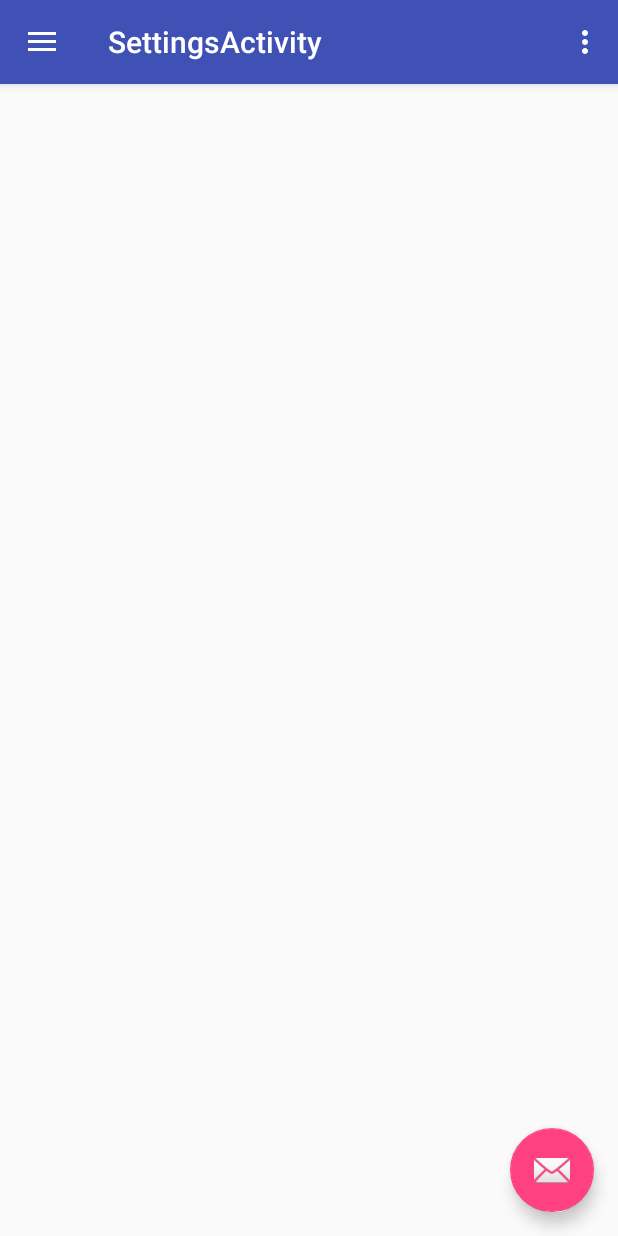
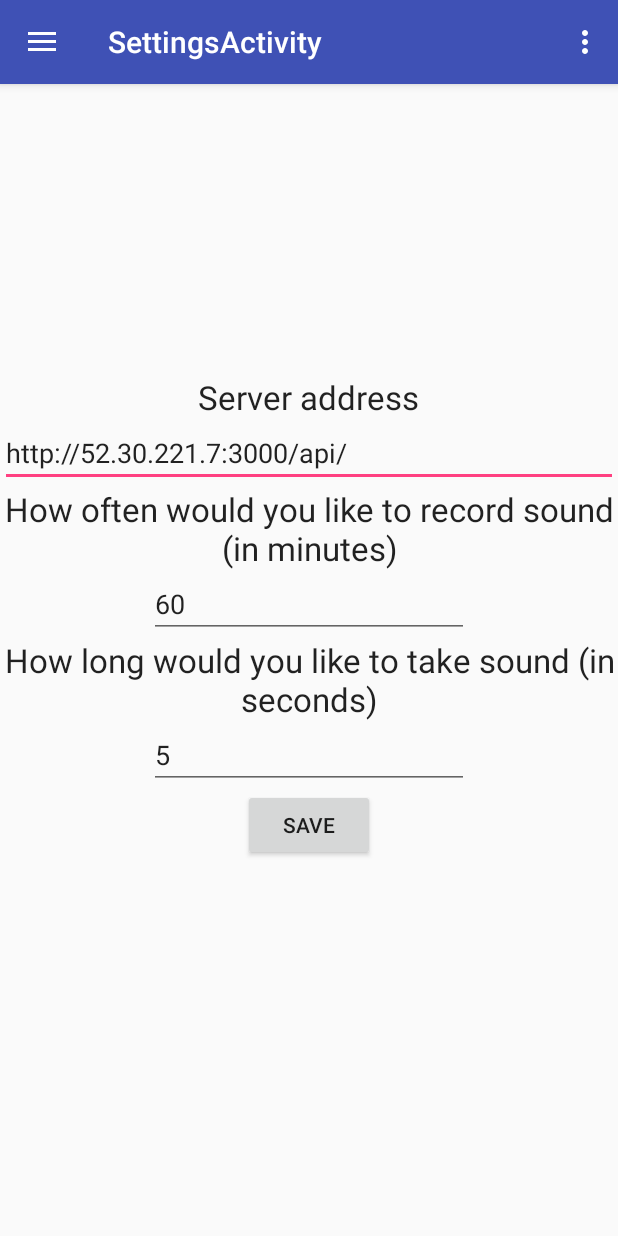
Before and after one commit to JureMalovrh/M7019E-project, an Android app: the SettingsActivity screen opened directly, with no data from a screen before it, on a phone screen of 412 x 824 dp. Run offline under Robolectric (Android 15) with nearby library versions, the phone set to English and light mode, and no system bars.

Commit message:
Settings activity

```diff
--- a/app/src/main/java/se/ltu/erasmus/time_attandance/MainActivity.java
+++ b/app/src/main/java/se/ltu/erasmus/time_attandance/MainActivity.java
@@ -1,7 +1,9 @@
 package se.ltu.erasmus.time_attandance;
 
+import android.app.AlarmManager;
 import android.app.Fragment;
 import android.app.FragmentManager;
+import android.app.PendingIntent;
 import android.content.Context;
 import android.content.Intent;
 import android.location.SettingInjectorService;
@@ -46,6 +48,7 @@ import java.net.HttpURLConnection;
 import java.net.MalformedURLException;
 import java.net.ProtocolException;
 import java.net.URL;
+import java.util.Calendar;
 import java.util.HashMap;
 import java.util.Locale;
 
@@ -108,6 +111,12 @@ public class MainActivity extends AppCompatActivity implements NavigationView.On
 
         getLastBooking();
 
+        Intent intent = new Intent(this, RawSoundRecordingActivity.class);
+        intent.putExtra("id", helper.getId());
+        PendingIntent sender = PendingIntent.getBroadcast(this, 0, intent, PendingIntent.FLAG_UPDATE_CURRENT);
+        AlarmManager am = (AlarmManager) this.getSystemService(Context.ALARM_SERVICE);
+        long recurring = (30 * 60000);  // in milliseconds
+        am.setRepeating(AlarmManager.RTC, Calendar.getInstance().getTimeInMillis(), recurring, sender);
 
 
     }
@@ -173,7 +182,8 @@ public class MainActivity extends AppCompatActivity implements NavigationView.On
             Intent intent = new Intent(this, NewClockingActivity.class);
             startActivity(intent);
         } else if (id == R.id.nav_settings) {
-
+            Intent intent = new Intent(this, SettingsActivity.class);
+            startActivity(intent);
         } else if (id == R.id.nav_backup) {
             Intent intent = new Intent(this, BackupActivity.class);
             startActivity(intent);
--- /dev/null
+++ b/app/src/main/java/se/ltu/erasmus/time_attandance/RecordSoundReceiver.java
@@ -0,0 +1,19 @@
+package se.ltu.erasmus.time_attandance;
+
+import android.content.BroadcastReceiver;
+import android.content.Context;
+import android.content.Intent;
+
+/**
+ * Created by Jure on 23.5.2016.
+ */
+public class RecordSoundReceiver  extends BroadcastReceiver {
+        @Override
+        public void onReceive(Context context, Intent intent ) {
+            String id = intent.getStringExtra("id");
+            Intent i = new Intent(context, RawSoundRecordingActivity.class);
+            i.putExtra("id", id);
+
+
+        }
+    }
--- a/app/src/main/java/se/ltu/erasmus/time_attandance/SettingsActivity.java
+++ b/app/src/main/java/se/ltu/erasmus/time_attandance/SettingsActivity.java
@@ -1,9 +1,12 @@
 package se.ltu.erasmus.time_attandance;
 
+import android.content.Context;
 import android.content.Intent;
+import android.content.SharedPreferences;
 import android.os.Bundle;
 import android.support.design.widget.FloatingActionButton;
 import android.support.design.widget.Snackbar;
+import android.support.v7.widget.ThemedSpinnerAdapter;
 import android.view.View;
 import android.support.design.widget.NavigationView;
 import android.support.v4.view.GravityCompat;
@@ -13,10 +16,15 @@ import android.support.v7.app.AppCompatActivity;
 import android.support.v7.widget.Toolbar;
 import android.view.Menu;
 import android.view.MenuItem;
+import android.widget.EditText;
 
 public class SettingsActivity extends AppCompatActivity
         implements NavigationView.OnNavigationItemSelectedListener {
 
+    EditText time_recording;
+    EditText time_occurance;
+    EditText server;
+    UserHelper helper;
     @Override
     protected void onCreate(Bundle savedInstanceState) {
         super.onCreate(savedInstanceState);
@@ -24,14 +32,7 @@ public class SettingsActivity extends AppCompatActivity
         Toolbar toolbar = (Toolbar) findViewById(R.id.toolbar);
         setSupportActionBar(toolbar);
 
-        FloatingActionButton fab = (FloatingActionButton) findViewById(R.id.fab);
-        fab.setOnClickListener(new View.OnClickListener() {
-            @Override
-            public void onClick(View view) {
-                Snackbar.make(view, "Replace with your own action", Snackbar.LENGTH_LONG)
-                        .setAction("Action", null).show();
-            }
-        });
+        helper = (UserHelper) getApplicationContext();
 
         DrawerLayout drawer = (DrawerLayout) findViewById(R.id.drawer_layout);
         ActionBarDrawerToggle toggle = new ActionBarDrawerToggle(
@@ -41,6 +42,18 @@ public class SettingsActivity extends AppCompatActivity
 
         NavigationView navigationView = (NavigationView) findViewById(R.id.nav_view);
         navigationView.setNavigationItemSelectedListener(this);
+
+        time_recording = (EditText) findViewById(R.id.seconds_recording);
+        time_occurance = (EditText) findViewById(R.id.time_notification);
+        server = (EditText) findViewById(R.id.server_address_tw);
+        server.setText(helper.getServer());
+
+        SharedPreferences sharedPref = this.getPreferences(Context.MODE_PRIVATE);
+        int seconds = sharedPref.getInt(getString(R.string.time_recording_seconds), helper.LENGTH_SOUND_RECORDING);
+        int minutes = sharedPref.getInt(getString(R.string.time_notification_minutes), helper.SOUND_RECORDING_OCCURANCES);
+
+        time_recording.setText(seconds+"");
+        time_occurance.setText(minutes+"");
     }
 
     @Override
@@ -86,21 +99,7 @@ public class SettingsActivity extends AppCompatActivity
         else if (id == R.id.nav_all_bookings) {
             Intent intent = new Intent(this, AllBookingsActivity.class);
             startActivity(intent);
-
-
         } else if (id == R.id.nav_clocking) {
-
-            /*AudioManager audioManager = (AudioManager)getSystemService(Context.AUDIO_SERVICE);
-            float curVolume = audioManager.getStreamVolume(AudioManager.STREAM_MUSIC);
-            float maxVolume = audioManager.getStreamMaxVolume(AudioManager.STREAM_MUSIC);
-            float leftVolume = curVolume/maxVolume;
-            float rightVolume = curVolume/maxVolume;
-            int priority = 1;
-            int no_loop = 0;
-            float normal_playback_rate = 1f;
-            soundPool.play(soundPool.load(this, SoundEffectConstants.CLICK, 1), leftVolume, rightVolume, priority, no_loop, normal_playback_rate);*/
-
-
             Intent intent = new Intent(this, NewClockingActivity.class);
             startActivity(intent);
         } else if (id == R.id.nav_settings) {
@@ -115,4 +114,16 @@ public class SettingsActivity extends AppCompatActivity
         drawer.closeDrawer(GravityCompat.START);
         return true;
     }
+
+    public void saveSettings(View v) {
+        SharedPreferences sharedPref = this.getPreferences(Context.MODE_PRIVATE);
+        SharedPreferences.Editor editor = sharedPref.edit();
+        int seconds_rec = Integer.parseInt(time_recording.getText().toString());
+        int notif_occ = Integer.parseInt(time_occurance.getText().toString());
+        editor.putInt(getString(R.string.time_recording_seconds), seconds_rec);
+        editor.putInt(getString(R.string.time_notification_minutes), notif_occ);
+        editor.commit();
+        Intent intent = new Intent(this, MainActivity.class);
+        startActivity(intent);
+    }
 }
--- a/app/src/main/java/se/ltu/erasmus/time_attandance/UserHelper.java
+++ b/app/src/main/java/se/ltu/erasmus/time_attandance/UserHelper.java
@@ -6,6 +6,17 @@ import android.app.Application;
  * Created by Jure on 21.5.2016.
  */
 public class UserHelper extends Application{
+
+    public int LENGTH_SOUND_RECORDING = 5;
+    public int SOUND_RECORDING_OCCURANCES = 60;
+    public String getServer() {
+        return server;
+    }
+
+    public void setServer(String server) {
+        this.server = server;
+    }
+
     String server = "http://52.30.221.7:3000/api/";
 
     public String getFilename() {
--- a/app/src/main/res/layout/app_bar_settings.xml
+++ b/app/src/main/res/layout/app_bar_settings.xml
@@ -24,12 +24,4 @@
 
     <include layout="@layout/content_settings"/>
 
-    <android.support.design.widget.FloatingActionButton
-        android:id="@+id/fab"
-        android:layout_width="wrap_content"
-        android:layout_height="wrap_content"
-        android:layout_gravity="bottom|end"
-        android:layout_margin="@dimen/fab_margin"
-        android:src="@android:drawable/ic_dialog_email"/>
-
 </android.support.design.widget.CoordinatorLayout>
--- a/app/src/main/res/layout/content_settings.xml
+++ b/app/src/main/res/layout/content_settings.xml
@@ -1,16 +1,81 @@
 <?xml version="1.0" encoding="utf-8"?>
-<RelativeLayout
-    xmlns:android="http://schemas.android.com/apk/res/android"
-    xmlns:app="http://schemas.android.com/apk/res-auto"
-    xmlns:tools="http://schemas.android.com/tools"
-    android:layout_width="match_parent"
-    android:layout_height="match_parent"
-    android:paddingBottom="@dimen/activity_vertical_margin"
-    android:paddingLeft="@dimen/activity_horizontal_margin"
-    android:paddingRight="@dimen/activity_horizontal_margin"
-    android:paddingTop="@dimen/activity_vertical_margin"
-    app:layout_behavior="@string/appbar_scrolling_view_behavior"
-    tools:context="se.ltu.erasmus.time_attandance.SettingsActivity"
-    tools:showIn="@layout/app_bar_settings">
 
-</RelativeLayout>
+
+    <LinearLayout
+        xmlns:android="http://schemas.android.com/apk/res/android"
+        android:orientation="vertical"
+        android:layout_width="match_parent"
+        android:layout_height="match_parent"
+        android:layout_alignParentTop="true"
+        android:layout_centerHorizontal="true">
+
+        <Space
+            android:layout_width="match_parent"
+            android:layout_height="wrap_content"
+            android:layout_gravity="center_horizontal"
+            android:layout_weight="1"/>
+
+        <TextView
+            android:layout_width="wrap_content"
+            android:layout_height="wrap_content"
+            android:textAppearance="?android:attr/textAppearanceLarge"
+            android:text="@string/server_address"
+            android:id="@+id/textView2"
+            android:layout_gravity="center_horizontal"/>
+
+    <EditText
+        android:layout_width="match_parent"
+        android:layout_height="wrap_content"
+        android:id="@+id/server_address_tw"
+        android:layout_gravity="right"/>
+
+    <TextView
+        android:layout_width="wrap_content"
+        android:layout_height="wrap_content"
+        android:textAppearance="?android:attr/textAppearanceLarge"
+        android:text="@string/sound_recording"
+        android:id="@+id/textView4"
+        android:layout_gravity="center_horizontal"
+        android:gravity="center_horizontal"/>
+
+    <EditText
+        android:layout_width="wrap_content"
+        android:layout_height="wrap_content"
+        android:inputType="number"
+        android:ems="10"
+        android:id="@+id/time_notification"
+        android:layout_gravity="center_horizontal"
+        />
+
+    <TextView
+        android:layout_width="wrap_content"
+        android:layout_height="wrap_content"
+        android:textAppearance="?android:attr/textAppearanceLarge"
+        android:text="@string/length_sound_recording"
+        android:id="@+id/textView5"
+        android:layout_gravity="center_horizontal"
+        android:gravity="center_horizontal"/>
+
+    <EditText
+        android:layout_width="wrap_content"
+        android:layout_height="wrap_content"
+        android:inputType="number"
+        android:ems="10"
+        android:id="@+id/seconds_recording"
+        android:layout_gravity="center_horizontal"
+        />
+
+    <Button
+        android:layout_width="wrap_content"
+        android:layout_height="wrap_content"
+        android:text="@string/save"
+        android:id="@+id/button"
+        android:layout_gravity="center_horizontal"
+        android:onClick="saveSettings"/>
+
+    <Space
+        android:layout_width="match_parent"
+        android:layout_height="wrap_content"
+        android:layout_gravity="center_horizontal"
+        android:layout_weight="1"/>
+</LinearLayout>
--- a/app/src/main/res/values/strings.xml
+++ b/app/src/main/res/values/strings.xml
@@ -32,6 +32,16 @@
     <string name="new_event">New clocking</string>
     <string name="upload_backup">Upload backup</string>
     <string name="download_backup">Download backup</string>
+    <string name="server_address">Server address</string>
+    <string name="sound_recording">How often would you like to record sound (in minutes)</string>
+    <string name="length_sound_recording">How long would you like to take sound (in seconds)</string>
+    <string name="save">Save</string>
+
+
+    <string name="time_recording_seconds">time_recording_seconds</string>
+    <string name="time_notification_minutes">time_notification_minutes</string>
+
+
 
     <string name="google_app_id">775389483706</string>
 
```
